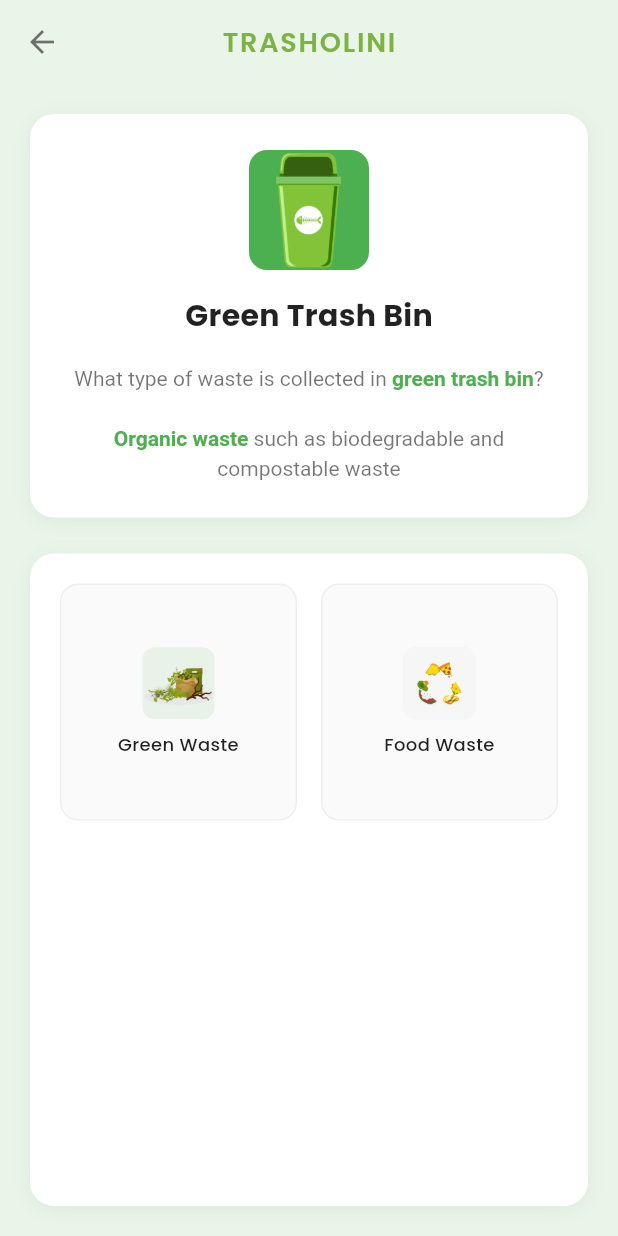
After one commit to yephonekyaw/trasholini, a Flutter app: the TrashBinDetailPage screen opened directly, on a phone screen of 412 x 824 dp. The commit adds this screen. Run offline on Flutter 3.47's test engine with Material 3 defaults, Android fonts, the phone set to English and light mode, and no system bars; our stand-ins replace dio, firebase_core, flutter_riverpod, flutter_svg, go_router, google_fonts and 1 more; accounts and stored records are empty.

Commit message:
fixed trashbin details

```diff
--- a/flutter_client/lib/presentations/trash_bin/trash_bin.dart
+++ b/flutter_client/lib/presentations/trash_bin/trash_bin.dart
@@ -1,10 +1,12 @@
 import 'package:flutter/material.dart';
+import 'package:flutter_client/presentations/trash_bin/trash_bin_details.dart';
 import 'package:flutter_client/widgets/nav/custom_bottom_navigation.dart';
 import 'package:flutter_client/widgets/nav/floating_scan_button.dart';
 import 'package:flutter_riverpod/flutter_riverpod.dart';
 import '../../providers/trash_bin/trash_bin_provider.dart';
 import '../../widgets/trash_bin/trash_bin_header.dart';
 import '../../widgets/trash_bin/trash_bin_grid.dart';
+
 
 class TrashBinPage extends ConsumerWidget {
   const TrashBinPage({Key? key}) : super(key: key);
@@ -57,8 +59,7 @@ class TrashBinPage extends ConsumerWidget {
             onBinTap: (binId) => trashBinNotifier.toggleBinSelection(binId),
             onBinDetailsTap: (bin) {
               print('Navigate to ${bin.name} details page');
-              // TODO: Add navigation to details page
-              // Navigator.push(context, MaterialPageRoute(builder: (context) => TrashBinDetailPage(bin: bin)));
+              _navigateToDetailPage(context, bin);
             },
           ),
         ],
@@ -68,4 +69,58 @@ class TrashBinPage extends ConsumerWidget {
       floatingActionButtonLocation: FloatingActionButtonLocation.centerDocked,
     );
   }
+
+  void _navigateToDetailPage(BuildContext context, dynamic bin) {
+    TrashBinDetailPage? detailPage = _getDetailPageForBin(bin);
+
+    if (detailPage != null) {
+      Navigator.push(
+        context,
+        MaterialPageRoute(builder: (context) => detailPage),
+      );
+    } else {
+      // Fallback for unknown bin types
+      ScaffoldMessenger.of(context).showSnackBar(
+        SnackBar(content: Text('Details for ${bin.name} coming soon!')),
+      );
+    }
+  }
+
+  TrashBinDetailPage? _getDetailPageForBin(dynamic bin) {
+    // Map based on bin name or ID
+    String binName = bin.name.toString().toLowerCase();
+
+    if (binName.contains('green')) {
+      return TrashBinData.greenBin;
+    } else if (binName.contains('red')) {
+      return TrashBinData.redBin;
+    } else if (binName.contains('yellow')) {
+      return TrashBinData.yellowBin;
+    } else if (binName.contains('blue')) {
+      return TrashBinData.blueBin;
+    } else if (binName.contains('grey') || binName.contains('gray')) {
+      return TrashBinData.greyBin;
+    }
+
+    // Alternative mapping based on ID if you have specific IDs
+    // You can also use bin.id if your bin object has an ID field
+    /*
+    switch (bin.id) {
+      case 'green_bin':
+        return TrashBinData.greenBin;
+      case 'red_bin':
+        return TrashBinData.redBin;
+      case 'yellow_bin':
+        return TrashBinData.yellowBin;
+      case 'blue_bin':
+        return TrashBinData.blueBin;
+      case 'grey_bin':
+        return TrashBinData.greyBin;
+      default:
+        return null;
+    }
+    */
+
+    return null;
+  }
 }
--- /dev/null
+++ b/flutter_client/lib/presentations/trash_bin/trash_bin_details.dart
@@ -0,0 +1,306 @@
+import 'package:flutter/material.dart';
+
+class TrashBinDetailPage extends StatelessWidget {
+  final String binName;
+  final Color binColor;
+  final Color backgroundColor;
+  final String wasteDescription;
+  final String binIconAsset;
+  final List<WasteItem> wasteItems;
+
+  const TrashBinDetailPage({
+    Key? key,
+    required this.binName,
+    required this.binColor,
+    required this.backgroundColor,
+    required this.wasteDescription,
+    required this.binIconAsset,
+    required this.wasteItems,
+  }) : super(key: key);
+
+  @override
+  Widget build(BuildContext context) {
+    return Scaffold(
+      backgroundColor: backgroundColor,
+      appBar: AppBar(
+        backgroundColor: backgroundColor,
+        elevation: 0,
+        leading: IconButton(
+          icon: const Icon(Icons.arrow_back, color: Colors.black54),
+          onPressed: () => Navigator.pop(context),
+        ),
+        title: const Text(
+          'TRASHOLINI',
+          style: TextStyle(
+            color: Color(0xFF7CB342),
+            fontSize: 18,
+            fontWeight: FontWeight.w600,
+            letterSpacing: 1.2,
+          ),
+        ),
+        centerTitle: true,
+      ),
+      body: Padding(
+        padding: const EdgeInsets.all(20.0),
+        child: Column(
+          children: [
+            // Bin Icon and Title Section
+            Container(
+              width: double.infinity,
+              padding: const EdgeInsets.all(24),
+              decoration: BoxDecoration(
+                color: Colors.white,
+                borderRadius: BorderRadius.circular(16),
+                boxShadow: [
+                  BoxShadow(
+                    color: Colors.black.withOpacity(0.05),
+                    blurRadius: 10,
+                    offset: const Offset(0, 2),
+                  ),
+                ],
+              ),
+              child: Column(
+                children: [
+                  // Bin Icon
+                  Container(
+                    width: 80,
+                    height: 80,
+                    decoration: BoxDecoration(
+                      color: binColor,
+                      borderRadius: BorderRadius.circular(12),
+                    ),
+                    child: ClipRRect(
+                      borderRadius: BorderRadius.circular(12),
+                      child: Image.asset(
+                        binIconAsset,
+                        width: 60,
+                        height: 60,
+                        fit: BoxFit.contain,
+                        errorBuilder: (context, error, stackTrace) {
+                          return Icon(
+                            Icons.delete_outline,
+                            size: 40,
+                            color: Colors.white,
+                          );
+                        },
+                      ),
+                    ),
+                  ),
+                  const SizedBox(height: 16),
+                  // Bin Name
+                  Text(
+                    binName,
+                    style: const TextStyle(
+                      fontSize: 20,
+                      fontWeight: FontWeight.bold,
+                      color: Colors.black87,
+                    ),
+                  ),
+                  const SizedBox(height: 16),
+                  // Description
+                  RichText(
+                    textAlign: TextAlign.center,
+                    text: TextSpan(
+                      style: const TextStyle(
+                        fontSize: 14,
+                        color: Colors.black54,
+                        height: 1.4,
+                      ),
+                      children: _buildDescriptionSpan(),
+                    ),
+                  ),
+                ],
+              ),
+            ),
+            const SizedBox(height: 24),
+            // Waste Items Grid
+            Expanded(
+              child: Container(
+                width: double.infinity,
+                padding: const EdgeInsets.all(20),
+                decoration: BoxDecoration(
+                  color: Colors.white,
+                  borderRadius: BorderRadius.circular(16),
+                  boxShadow: [
+                    BoxShadow(
+                      color: Colors.black.withOpacity(0.05),
+                      blurRadius: 10,
+                      offset: const Offset(0, 2),
+                    ),
+                  ],
+                ),
+                child: GridView.builder(
+                  gridDelegate: const SliverGridDelegateWithFixedCrossAxisCount(
+                    crossAxisCount: 2,
+                    crossAxisSpacing: 16,
+                    mainAxisSpacing: 16,
+                    childAspectRatio: 1.0,
+                  ),
+                  itemCount: wasteItems.length,
+                  itemBuilder: (context, index) {
+                    return _buildWasteItemCard(wasteItems[index]);
+                  },
+                ),
+              ),
+            ),
+          ],
+        ),
+      ),
+    );
+  }
+
+  List<TextSpan> _buildDescriptionSpan() {
+    final parts = wasteDescription.split('**');
+    List<TextSpan> spans = [];
+
+    for (int i = 0; i < parts.length; i++) {
+      if (i % 2 == 0) {
+        spans.add(TextSpan(text: parts[i]));
+      } else {
+        spans.add(TextSpan(
+          text: parts[i],
+          style: TextStyle(
+            fontWeight: FontWeight.bold,
+            color: binColor,
+          ),
+        ));
+      }
+    }
+    return spans;
+  }
+
+  Widget _buildWasteItemCard(WasteItem item) {
+    return Container(
+      decoration: BoxDecoration(
+        color: Colors.grey[50],
+        borderRadius: BorderRadius.circular(12),
+        border: Border.all(color: Colors.grey[200]!),
+      ),
+      child: Column(
+        mainAxisAlignment: MainAxisAlignment.center,
+        children: [
+          // Image for item
+          Container(
+            width: 48,
+            height: 48,
+            decoration: BoxDecoration(
+              color: binColor.withOpacity(0.1),
+              borderRadius: BorderRadius.circular(8),
+            ),
+            child: ClipRRect(
+              borderRadius: BorderRadius.circular(8),
+              child: Image.asset(
+                item.assetPath,
+                width: 48,
+                height: 48,
+                fit: BoxFit.contain,
+                errorBuilder: (context, error, stackTrace) {
+                  // Debug print to see which images are failing
+                  print('Failed to load image: ${item.assetPath}');
+                  print('Error: $error');
+                  return Container(
+                    color: Colors.red[100],
+                    child: Icon(
+                      Icons.error,
+                      size: 24,
+                      color: Colors.red,
+                    ),
+                  );
+                },
+              ),
+            ),
+          ),
+          const SizedBox(height: 8),
+          Text(
+            item.name,
+            style: const TextStyle(
+              fontSize: 12,
+              fontWeight: FontWeight.w500,
+              color: Colors.black87,
+            ),
+            textAlign: TextAlign.center,
+          ),
+        ],
+      ),
+    );
+  }
+}
+
+class WasteItem {
+  final String name;
+  final String assetPath;
+
+  WasteItem({
+    required this.name,
+    required this.assetPath,
+  });
+}
+
+// Example usage and data models
+class TrashBinData {
+  static final greenBin = TrashBinDetailPage(
+    binName: 'Green Trash Bin',
+    binColor: Color(0xFF4CAF50),
+    backgroundColor: Color(0xFFE8F5E8),
+    wasteDescription: 'What type of waste is collected in **green trash bin**?\n\n**Organic waste** such as biodegradable and compostable waste',
+    binIconAsset: 'assets/trash_images/green.png',
+    wasteItems: [
+      WasteItem(name: 'Green Waste', assetPath: 'assets/trash_images/green_waste.png'),
+      WasteItem(name: 'Food Waste', assetPath: 'assets/trash_images/food_waste.jpg'),
+    ],
+  );
+
+  static final redBin = TrashBinDetailPage(
+    binName: 'Red Trash Bin',
+    binColor: Color(0xFFF44336),
+    backgroundColor: Color(0xFFFFEBEE),
+    wasteDescription: 'What type of waste is collected in **red trash bin**?\n\n**E3 waste** such as hazardous and toxic materials',
+    binIconAsset: 'assets/trash_images/red.png',
+    wasteItems: [
+      WasteItem(name: 'Battery', assetPath: 'assets/trash_images/battery.png'),
+      WasteItem(name: 'Glass Bottle', assetPath: 'assets/trash_images/glass_bottle.jpg'),
+      WasteItem(name: 'Detergent', assetPath: 'assets/trash_images/detergent.png'),
+      WasteItem(name: 'Pesticide', assetPath: 'assets/trash_images/pesticide.png'),
+    ],
+  );
+
+  static final yellowBin = TrashBinDetailPage(
+    binName: 'Yellow Trash Bin',
+    binColor: Color(0xFFFF9800),
+    backgroundColor: Color(0xFFFFF8E1),
+    wasteDescription: 'What type of waste is collected in **yellow trash bin**?\n\n**Anorganic waste** such as plastic, can, and styrofoam',
+    binIconAsset: 'assets/trash_images/yellow.png',
+    wasteItems: [
+      WasteItem(name: 'Plastic Bag', assetPath: 'assets/trash_images/plastic_bag.png'),
+      WasteItem(name: 'Plastic Bottle', assetPath: 'assets/trash_images/plastic_bottle.png'),
+      WasteItem(name: 'Styrofoam', assetPath: 'assets/trash_images/foam.png'),
+      WasteItem(name: 'Can', assetPath: 'assets/trash_images/can.png'),
+    ],
+  );
+
+  static final blueBin = TrashBinDetailPage(
+    binName: 'Blue Trash Bin',
+    binColor: Color(0xFF2196F3),
+    backgroundColor: Color(0xFFE3F2FD),
+    wasteDescription: 'What type of waste is collected in **blue trash bin**?\n\n**Recyclable materials** like dry waste',
+    binIconAsset: 'assets/trash_images/blue.png',
+    wasteItems: [
+      WasteItem(name: 'Newspaper', assetPath: 'assets/trash_images/newspaper.png'),
+      WasteItem(name: 'Paper', assetPath: 'assets/trash_images/paper.png'),
+      WasteItem(name: 'Cardboard', assetPath: 'assets/trash_images/cardboard.png'),
+    ],
+  );
+
+  static final greyBin = TrashBinDetailPage(
+    binName: 'Grey Trash Bin',
+    binColor: Color(0xFF757575),
+    backgroundColor: Color(0xFFF5F5F5),
+    wasteDescription: 'What type of waste is collected in **grey trash bin**?\n\n**Residual waste** that cannot be classified as recyclable and compostable',
+    binIconAsset: 'assets/trash_images/grey.png',
+    wasteItems: [
+      WasteItem(name: 'Cigarette', assetPath: 'assets/trash_images/cigarette.png'),
+      WasteItem(name: 'Diaper', assetPath: 'assets/trash_images/diaper.png'),
+      WasteItem(name: 'Sanitary Napkin', assetPath: 'assets/trash_images/napkin.png'),
+    ],
+  );
+}
```
Also changed, not shown: flutter_client/assets/trash_images/battery.png (added), flutter_client/assets/trash_images/can.jpg (added), flutter_client/assets/trash_images/cardboard.png (added), flutter_client/assets/trash_images/cigarette.png (added), flutter_client/assets/trash_images/detergent.png (added), flutter_client/assets/trash_images/diaper.png (added), flutter_client/assets/trash_images/foam.png (added), flutter_client/assets/trash_images/food_waste.jpg (added), flutter_client/assets/trash_images/glass_bottle.jpg (added), flutter_client/assets/trash_images/green_waste.png (added), flutter_client/assets/trash_images/napkin.png (added), flutter_client/assets/trash_images/newspaper.png (added), flutter_client/assets/trash_images/paper.png (added), flutter_client/assets/trash_images/pesticide.png (added), 2 more files.
